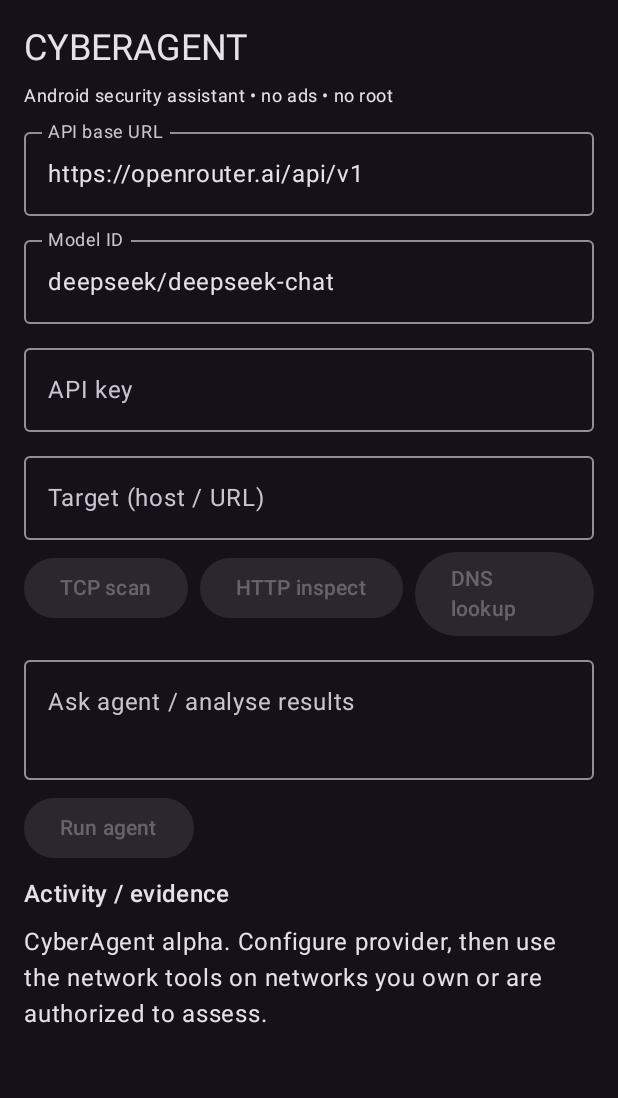
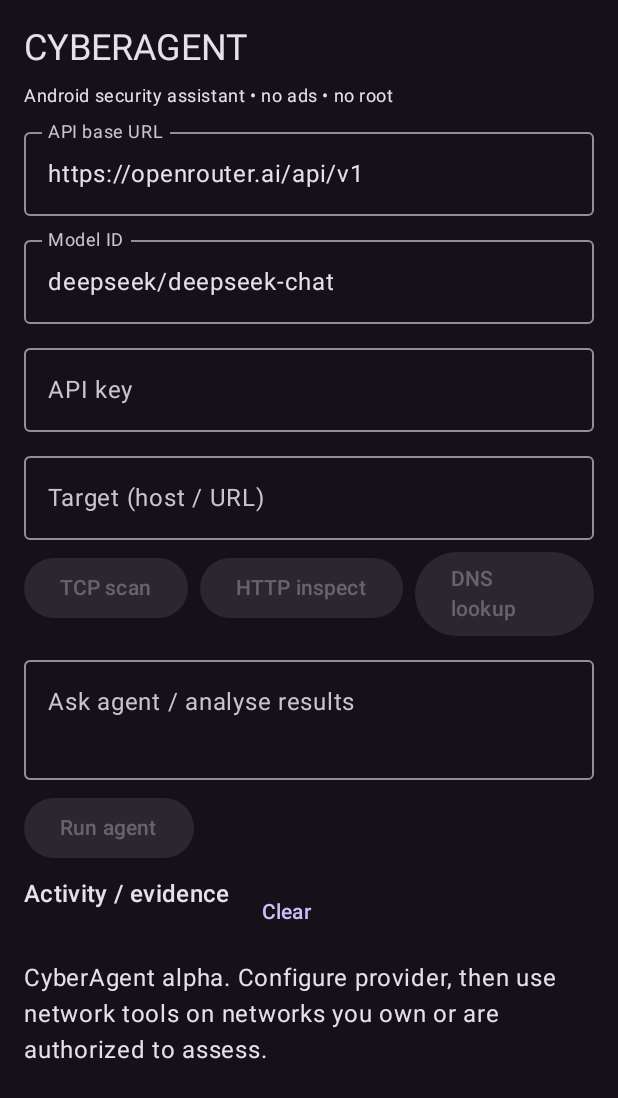
Before and after one commit to 999-fl/cyberagent, an Android app built with Jetpack Compose: the screen it shows after launch (MainActivity), on a phone screen of 412 x 824 dp. Shown: the top 1098 px of the screen. Run offline under Robolectric (Android 15) with nearby library versions, the phone set to English and light mode, and no system bars.

Commit message:
Make tool UI resilient to failures and bound activity log

```diff
--- a/app/src/main/java/com/cyberagent/mobile/MainActivity.kt
+++ b/app/src/main/java/com/cyberagent/mobile/MainActivity.kt
@@ -5,13 +5,10 @@ import androidx.activity.ComponentActivity
 import androidx.activity.compose.setContent
 import androidx.compose.foundation.layout.*
 import androidx.compose.foundation.lazy.LazyColumn
-import androidx.compose.foundation.lazy.items
-import androidx.compose.foundation.text.KeyboardOptions
 import androidx.compose.material3.*
 import androidx.compose.runtime.*
 import androidx.compose.ui.Modifier
 import androidx.compose.ui.text.input.PasswordVisualTransformation
-import androidx.compose.ui.text.input.KeyboardType
 import androidx.compose.ui.unit.dp
 import kotlinx.coroutines.launch
 
@@ -30,8 +27,9 @@ fun CyberAgentApp() {
  var model by remember { mutableStateOf("deepseek/deepseek-chat") }
  var target by remember { mutableStateOf("") }
  var prompt by remember { mutableStateOf("") }
- var log by remember { mutableStateOf("CyberAgent alpha. Configure provider, then use the network tools on networks you own or are authorized to assess.") }
+ var log by remember { mutableStateOf("CyberAgent alpha. Configure provider, then use network tools on networks you own or are authorized to assess.") }
  var busy by remember { mutableStateOf(false) }
+ fun append(message:String) { log=(log+"\n\n"+message).takeLast(24000) }
  MaterialTheme(colorScheme = darkColorScheme()) {
   Scaffold { pad ->
    Column(Modifier.padding(pad).padding(16.dp).fillMaxSize(), verticalArrangement=Arrangement.spacedBy(8.dp)) {
@@ -42,13 +40,16 @@ fun CyberAgentApp() {
     OutlinedTextField(apiKey, {apiKey=it}, label={Text("API key")}, visualTransformation=PasswordVisualTransformation(), modifier=Modifier.fillMaxWidth())
     OutlinedTextField(target, {target=it}, label={Text("Target (host / URL)")}, modifier=Modifier.fillMaxWidth())
     Row(horizontalArrangement=Arrangement.spacedBy(8.dp)) {
-     Button(enabled=!busy && target.isNotBlank(), onClick={busy=true; scope.launch { log += "\n\n"+NetTools.scan(target)+"\n"; busy=false }}) { Text("TCP scan") }
-     Button(enabled=!busy && target.isNotBlank(), onClick={busy=true; scope.launch { log += "\n\n"+NetTools.http(target)+"\n"; busy=false }}) { Text("HTTP inspect") }
-     Button(enabled=!busy && target.isNotBlank(), onClick={busy=true; scope.launch { log += "\n\n"+NetTools.dns(target)+"\n"; busy=false }}) { Text("DNS lookup") }
+     Button(enabled=!busy && target.isNotBlank(), onClick={busy=true; scope.launch { try { append(NetTools.scan(target)) } catch(e:Exception) { append("Scan error: ${e.message}") } finally { busy=false } }}) { Text("TCP scan") }
+     Button(enabled=!busy && target.isNotBlank(), onClick={busy=true; scope.launch { try { append(NetTools.http(target)) } catch(e:Exception) { append("HTTP inspect error: ${e.message}") } finally { busy=false } }}) { Text("HTTP inspect") }
+     Button(enabled=!busy && target.isNotBlank(), onClick={busy=true; scope.launch { try { append(NetTools.dns(target)) } catch(e:Exception) { append("DNS error: ${e.message}") } finally { busy=false } }}) { Text("DNS lookup") }
     }
     OutlinedTextField(prompt, {prompt=it}, label={Text("Ask agent / analyse results")}, modifier=Modifier.fillMaxWidth(), minLines=2)
-    Button(enabled=!busy && prompt.isNotBlank() && apiKey.isNotBlank(), onClick={busy=true; scope.launch { log += "\n\n"+Agent.run(endpoint,model,apiKey,target,prompt,log)+"\n"; busy=false }}) { Text(if(busy) "Working…" else "Run agent") }
-    Text("Activity / evidence", style=MaterialTheme.typography.titleMedium)
+    Button(enabled=!busy && prompt.isNotBlank() && apiKey.isNotBlank(), onClick={busy=true; scope.launch { try { append(Agent.run(endpoint,model,apiKey,target,prompt,log)) } catch(e:Exception) { append("Agent error: ${e.message}") } finally { busy=false } }}) { Text(if(busy) "Working…" else "Run agent") }
+    Row(horizontalArrangement=Arrangement.spacedBy(8.dp)) {
+     Text("Activity / evidence", style=MaterialTheme.typography.titleMedium)
+     TextButton(onClick={log="Log cleared."},enabled=!busy) {Text("Clear")}
+    }
     Box(Modifier.fillMaxSize()) { LazyColumn { item { Text(log) } } }
    }
   }
```
